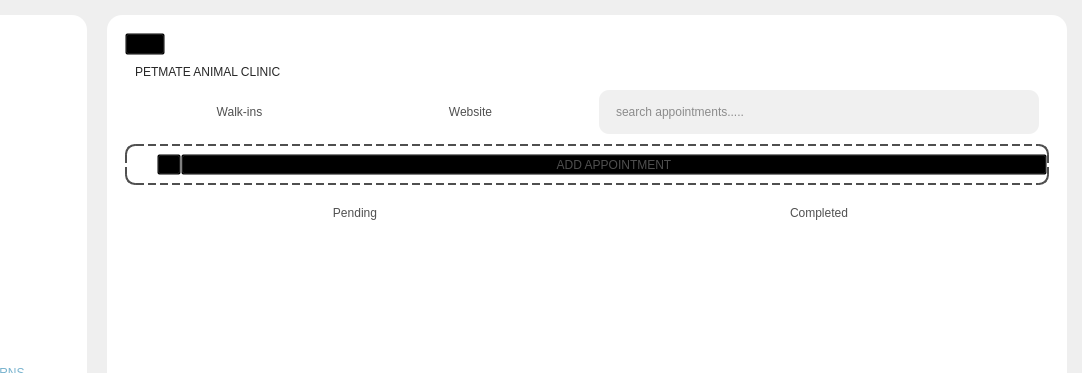
DreddVDomasian/Petmate-Desktop-Application, file Frontend/Home.ui: the form before one commit; both pictures show x 198 to 1280 and y 0 to 373 of the 1280 by 720 pixel window.
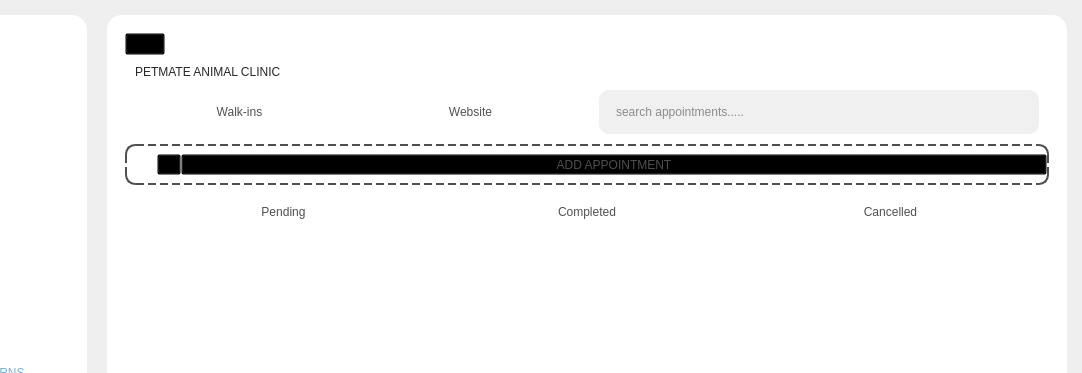
The form after the commit. The open tabs and pages were chosen to show the change. Icons and pictures are not drawn.

Commit message:
Add appointment status and cancelled UI support
Introduces a 'status' field to WalkInAppointment in the backend and updates the migration. Frontend changes add a Cancelled button and page, update stacked widget logic, and replace the delete icon with a cancel icon for appointment cards. Also ensures walk-in appointments reload after patient deletion.

The edit to the form file:
```diff
--- a/Frontend/Home.ui
+++ b/Frontend/Home.ui
@@ -2557,18 +2557,6 @@
                   <enum>QFrame::Raised</enum>
                  </property>
                  <layout class="QHBoxLayout" name="horizontalLayout_26">
-                  <property name="leftMargin">
-                   <number>0</number>
-                  </property>
-                  <property name="topMargin">
-                   <number>10</number>
-                  </property>
-                  <property name="rightMargin">
-                   <number>0</number>
-                  </property>
-                  <property name="bottomMargin">
-                   <number>10</number>
-                  </property>
                   <item>
                    <widget class="QPushButton" name="pendingBtn">
                     <property name="styleSheet">
@@ -2589,6 +2577,16 @@
                     </property>
                    </widget>
                   </item>
+                  <item>
+                   <widget class="QPushButton" name="cancelledBtn">
+                    <property name="styleSheet">
+                     <string notr="true"/>
+                    </property>
+                    <property name="text">
+                     <string>Cancelled</string>
+                    </property>
+                   </widget>
+                  </item>
                  </layout>
                 </widget>
                </item>
@@ -2663,8 +2661,8 @@
                        <rect>
                         <x>0</x>
                         <y>0</y>
-                        <width>893</width>
-                        <height>347</height>
+                        <width>100</width>
+                        <height>30</height>
                        </rect>
                       </property>
                       <layout class="QVBoxLayout" name="verticalLayout_17">
```
Left out of the diff: 17 changed lines with no effect on the pictures. The commit also changes 8 other files.
